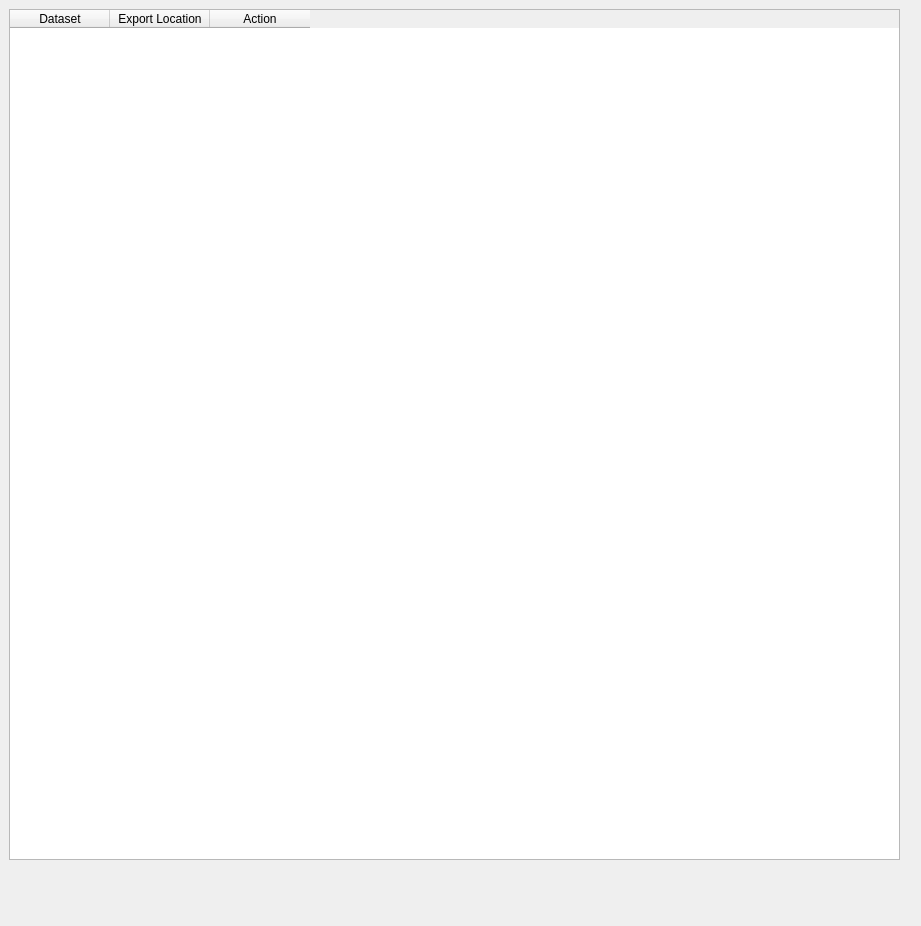
The window that ilastik/applets/batchIo/batchIo.ui (ilastik/ilastik) describes before a commit, drawn with Qt 5.
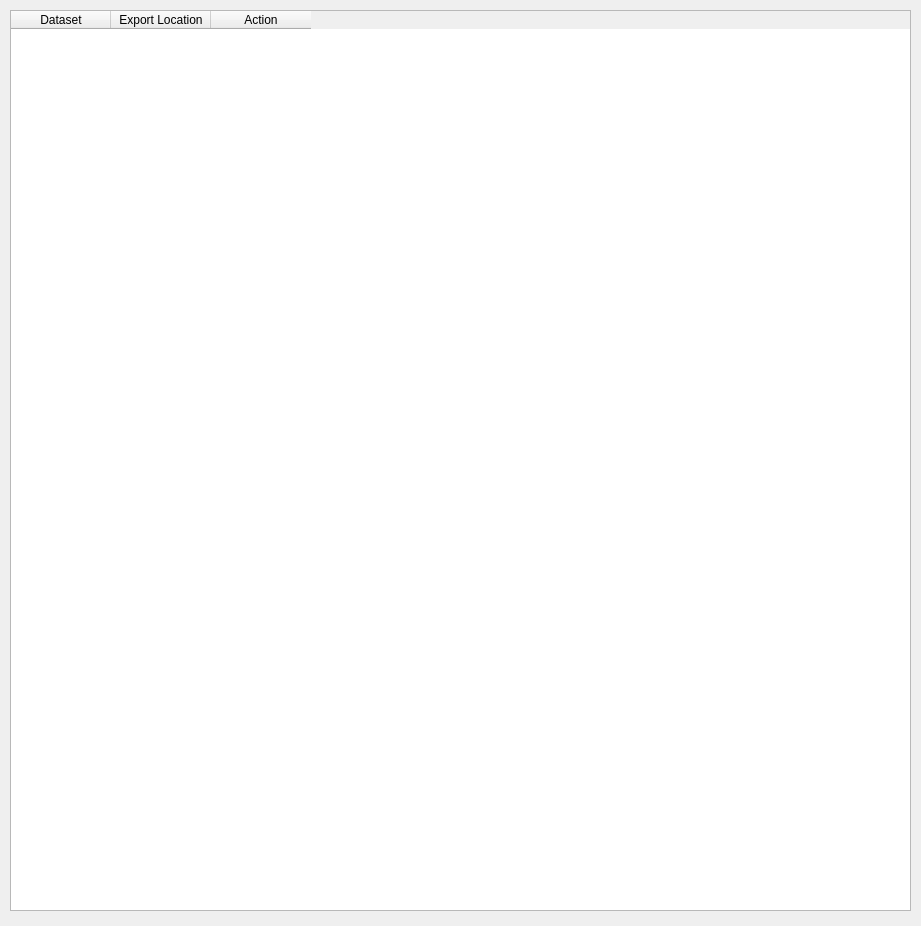
The same window after the commit.

Commit message: layout improvement: Added encapsulating layouts to central widgets to ensure that the content is resized with the window.

```diff
--- a/ilastik/applets/batchIo/batchIo.ui
+++ b/ilastik/applets/batchIo/batchIo.ui
@@ -13,18 +13,21 @@
   <property name="windowTitle">
    <string>Form</string>
   </property>
-  <widget class="QTableWidget" name="batchOutputTableWidget">
-   <property name="enabled">
-    <bool>true</bool>
-   </property>
+  <widget class="QWidget" name="verticalLayoutWidget">
    <property name="geometry">
     <rect>
-     <x>9</x>
-     <y>9</y>
-     <width>891</width>
-     <height>851</height>
+     <x>10</x>
+     <y>10</y>
+     <width>901</width>
+     <height>901</height>
     </rect>
    </property>
+   <layout class="QVBoxLayout" name="verticalLayout">
+    <item>
+     <widget class="QTableWidget" name="batchOutputTableWidget">
+      <property name="enabled">
+       <bool>true</bool>
+      </property>
    <property name="sizePolicy">
     <sizepolicy hsizetype="Expanding" vsizetype="Expanding">
      <horstretch>0</horstretch>
@@ -55,6 +58,9 @@
      <string>Action</string>
     </property>
    </column>
+     </widget>
+    </item>
+   </layout>
   </widget>
  </widget>
  <resources/>
```
Lines whose indentation alone changed are shown as unchanged. The commit also changes 2 other files.
